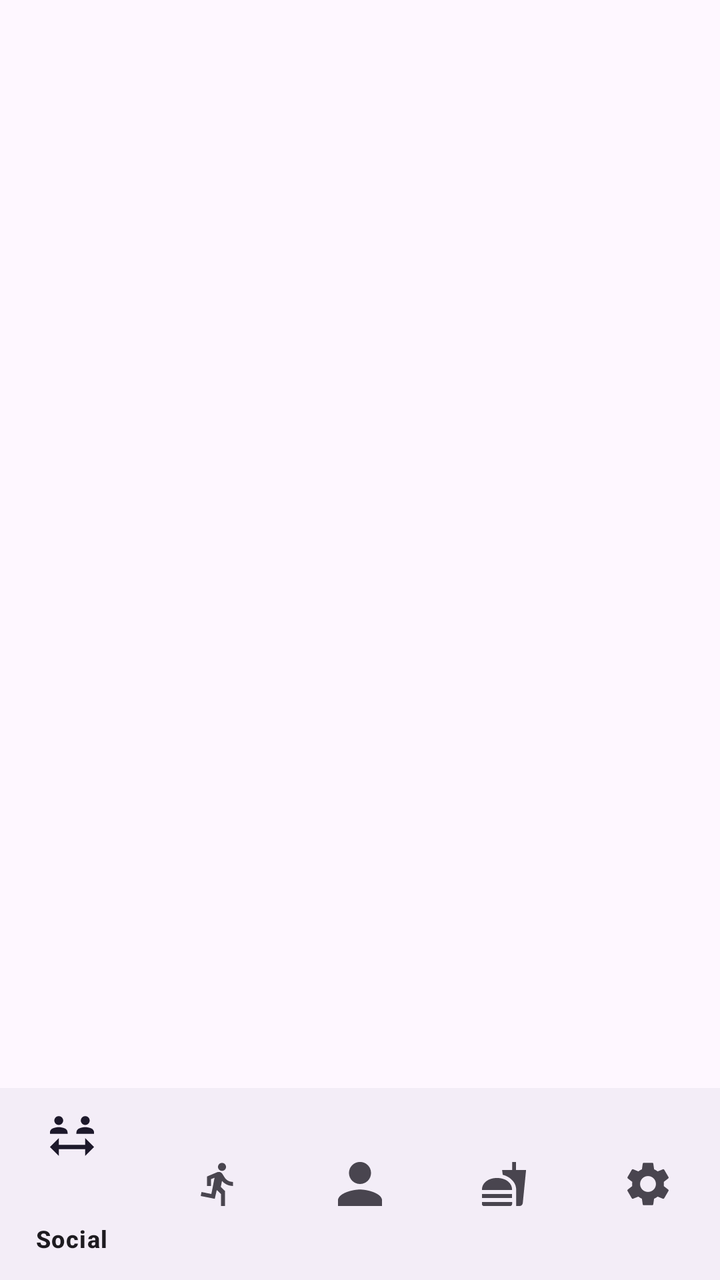
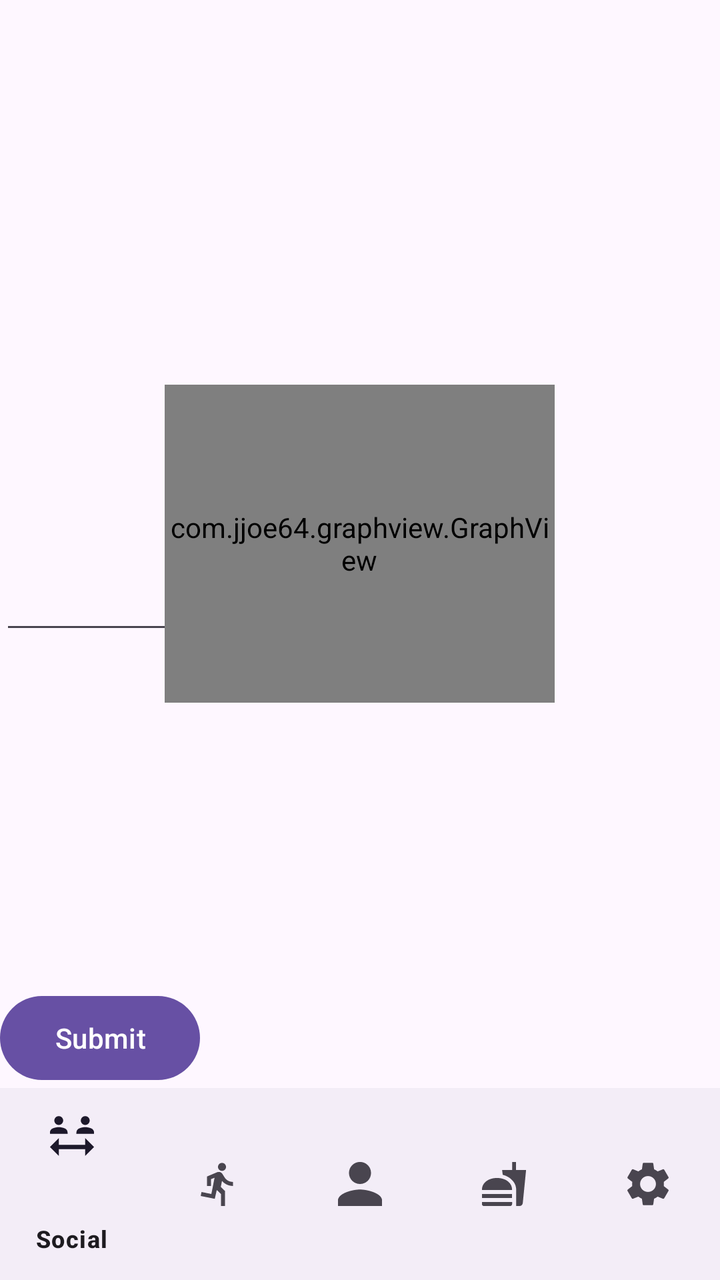

Compare the two renders of this Android layout. The source of the first and the diff that turns it into the second are given below.
<!-- AndroidManifest.xml: application theme Theme.AndroidExample -->
<!-- res/layout/activity_userprofile.xml -->
<?xml version="1.0" encoding="utf-8"?>
<androidx.constraintlayout.widget.ConstraintLayout
    xmlns:android="http://schemas.android.com/apk/res/android"
    xmlns:app="http://schemas.android.com/apk/res-auto"
    android:layout_width="match_parent"
    android:layout_height="match_parent">

    // Upper Section (Specific Page Content)
    <FrameLayout
        android:id="@+id/page_content_container"
        android:layout_width="0dp"
        android:layout_height="0dp"
        app:layout_constraintBottom_toTopOf="@+id/guideline"
        app:layout_constraintEnd_toEndOf="parent"
        app:layout_constraintStart_toStartOf="parent"
        app:layout_constraintTop_toTopOf="parent">

        // Specific page content layout here
        // This is where all the content for the specific page will be placed

    </FrameLayout>

    // Guideline for separating sections
    <androidx.constraintlayout.widget.Guideline
        android:id="@+id/guideline"
        android:layout_width="wrap_content"
        android:layout_height="wrap_content"
        android:orientation="horizontal"
        app:layout_constraintGuide_percent="0.85" />
    // Adjust percentage as needed

    // Bottom Navigation

    <com.google.android.material.bottomnavigation.BottomNavigationView
        android:id="@+id/bottom_navigation"
        android:layout_width="0dp"
        android:layout_height="0dp"
        app:layout_constraintBottom_toBottomOf="parent"
        app:layout_constraintEnd_toEndOf="parent"
        app:layout_constraintHorizontal_bias="0.0"
        app:layout_constraintStart_toStartOf="parent"
        app:layout_constraintTop_toBottomOf="@+id/guideline"
        app:layout_constraintVertical_bias="0.0"
        app:menu="@menu/bottom_nav_menu" />

</androidx.constraintlayout.widget.ConstraintLayout>
<!-- resources referenced by this layout -->
<resources>
  <style name="Theme.AndroidExample" parent="Base.Theme.AndroidExample" />
  <style name="Base.Theme.AndroidExample" parent="Theme.Material3.DayNight.NoActionBar">
          
          
      </style>
</resources>

<!-- the commit's change to res/layout/activity_userprofile.xml (unified diff, before → after) -->
@@ -6,21 +6,45 @@
     android:layout_height="match_parent">
 
     // Upper Section (Specific Page Content)
+
+    // Guideline for separating sections
+
     <FrameLayout
         android:id="@+id/page_content_container"
         android:layout_width="0dp"
         android:layout_height="0dp"
         app:layout_constraintBottom_toTopOf="@+id/guideline"
         app:layout_constraintEnd_toEndOf="parent"
+        app:layout_constraintHorizontal_bias="1.0"
         app:layout_constraintStart_toStartOf="parent"
-        app:layout_constraintTop_toTopOf="parent">
+        app:layout_constraintTop_toTopOf="parent"
+        app:layout_constraintVertical_bias="0.0">
 
         // Specific page content layout here
         // This is where all the content for the specific page will be placed
 
+        <EditText
+            android:id="@+id/input_weight"
+            android:layout_width="100dp"
+            android:layout_height="100dp"
+            android:layout_gravity="center_vertical" />
+
+        <Button
+            android:id="@+id/submit_input_weight"
+            android:layout_width="100dp"
+            android:layout_height="50dp"
+            android:layout_gravity="bottom"
+            android:text="Submit" />
+
+        <com.jjoe64.graphview.GraphView
+            android:id="@+id/graph"
+            android:layout_width="195dp"
+            android:layout_height="159dp"
+            android:layout_gravity="center" />
+
+
     </FrameLayout>
 
-    // Guideline for separating sections
     <androidx.constraintlayout.widget.Guideline
         android:id="@+id/guideline"
         android:layout_width="wrap_content"
